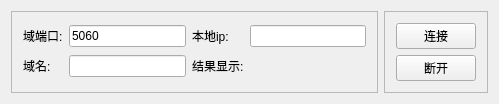
Lucas2525117/GB28181Client, file GB28181Client/src/GB28181Client/GBRegisterDlg.ui: the form before one commit.
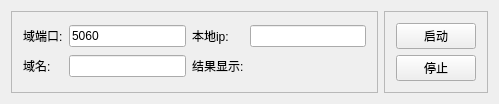
The form after the commit.

The edit to the form file:
```diff
--- a/GB28181Client/src/GB28181Client/GBRegisterDlg.ui
+++ b/GB28181Client/src/GB28181Client/GBRegisterDlg.ui
@@ -86,14 +86,14 @@
       <item>
        <widget class="QPushButton" name="pb_serverConnect">
         <property name="text">
-         <string>连接</string>
+         <string>启动</string>
         </property>
        </widget>
       </item>
       <item>
        <widget class="QPushButton" name="pb_serverDisConnect">
         <property name="text">
-         <string>断开</string>
+         <string>停止</string>
         </property>
        </widget>
       </item>
```
